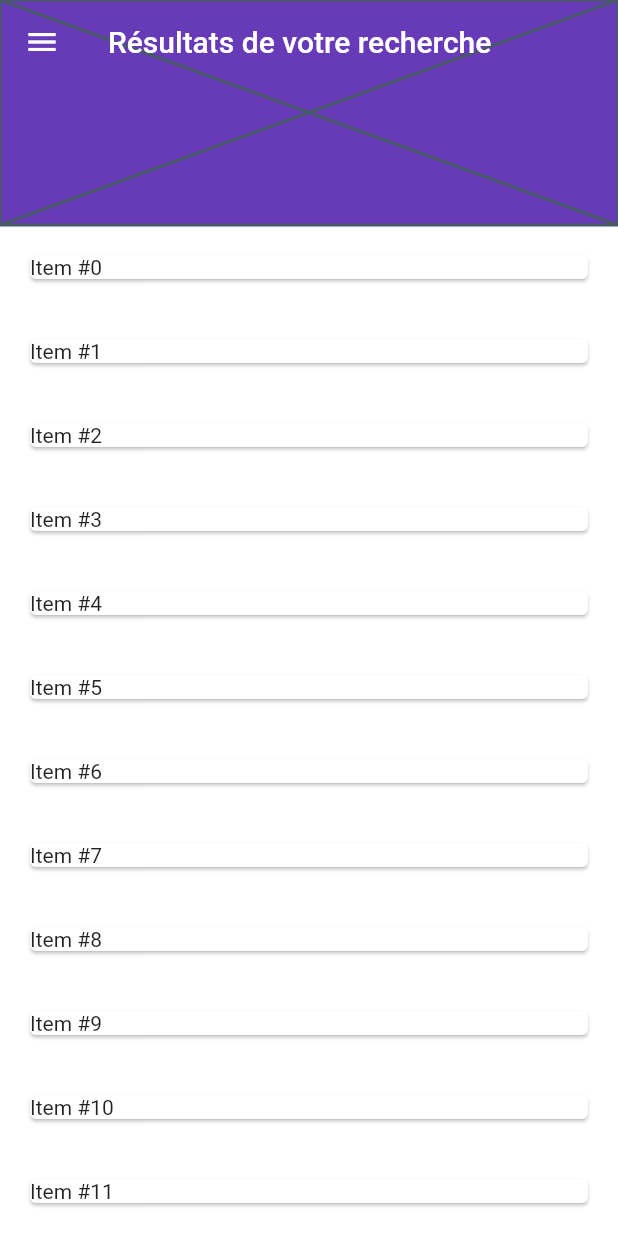
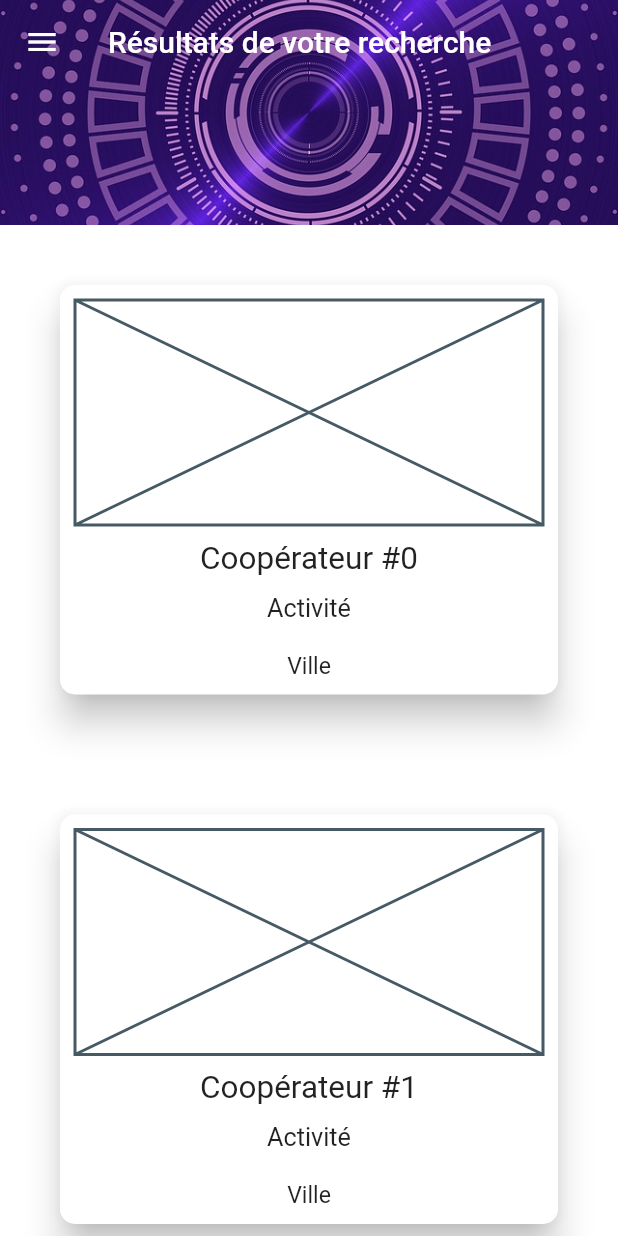
Before and after one commit to berangeresn/coopup_beta, a Flutter app: the ResultsSearchPage screen opened by its route, on a phone screen of 412 x 824 dp. Run offline on Flutter 3.47's test engine with Material 2 defaults, Android fonts, the phone set to English and light mode, and no system bars; our stand-ins replace wave.

Commit message:
did cards

```diff
--- a/lib/pages/resultsSearch.dart
+++ b/lib/pages/resultsSearch.dart
@@ -25,12 +25,50 @@ class _ResultsSearchPageState extends State<ResultsSearchPage> {
           SliverAppBar(
             title: Text(title),
             floating: true,
-              flexibleSpace: Placeholder(),
+            pinned: true,
+            flexibleSpace: Image.asset('images/technology.jpg', fit: BoxFit.cover,),
             expandedHeight: 150,
           ),
           SliverList(
             delegate: SliverChildBuilderDelegate(
-                    (context, index) => Card(margin: EdgeInsets.all(20.0),child: Text('Item #$index')),
+                  (context, index) => Container(
+                margin: EdgeInsets.all(10.0),
+                child: InkWell(
+                  splashColor: Colors.purple,
+                  onTap: () {
+                    /// Navigator.of(context).pushNamed('/cooperators/id');
+                  },
+                  child: Card(
+                    margin: EdgeInsets.all(30.0),
+                    elevation: 10.0,
+                    shape: RoundedRectangleBorder(borderRadius: BorderRadius.all(Radius.circular(10.0),
+                    ),
+                    ),
+                    child: Column(
+                      crossAxisAlignment: CrossAxisAlignment.stretch,
+                      children: <Widget>[
+                        /// TODO : HERO WIDGET
+                        Container(
+                          height: 150.0,
+                          width: 50.0,
+                          margin: EdgeInsets.all(10.0),
+                          child: Placeholder(),
+                        ),
+                        Text('Coopérateur #$index', textAlign: TextAlign.center,textScaleFactor: 1.5,),
+                        Container(
+                          margin: EdgeInsets.all(10.0),
+                            alignment: Alignment.center,
+                            child: Text('Activité', textScaleFactor: 1.2,)),
+                        Container(
+                            margin: EdgeInsets.all(5.0),
+                            padding: EdgeInsets.all(5.0),
+                            alignment: Alignment.center,
+                            child: Text('Ville', textScaleFactor: 1.1,))
+                      ],
+                    ),
+                  ),
+                ),
+              ),
               childCount: 41,
             ),
           ),
```
Lines whose indentation alone changed are shown as unchanged.
